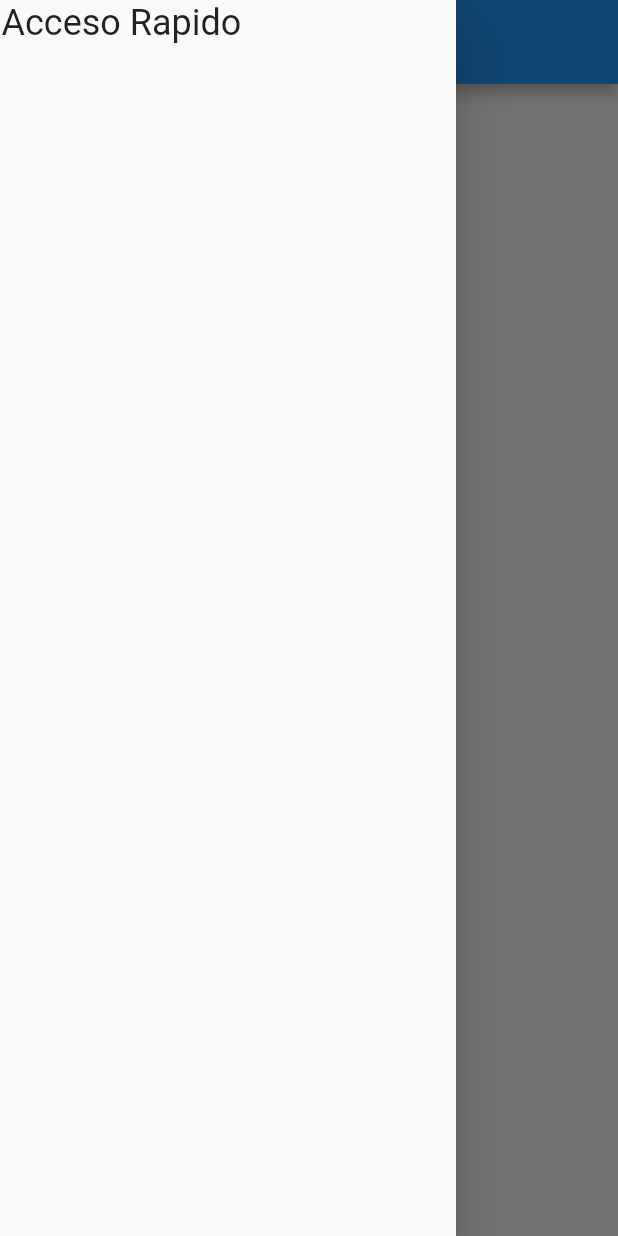
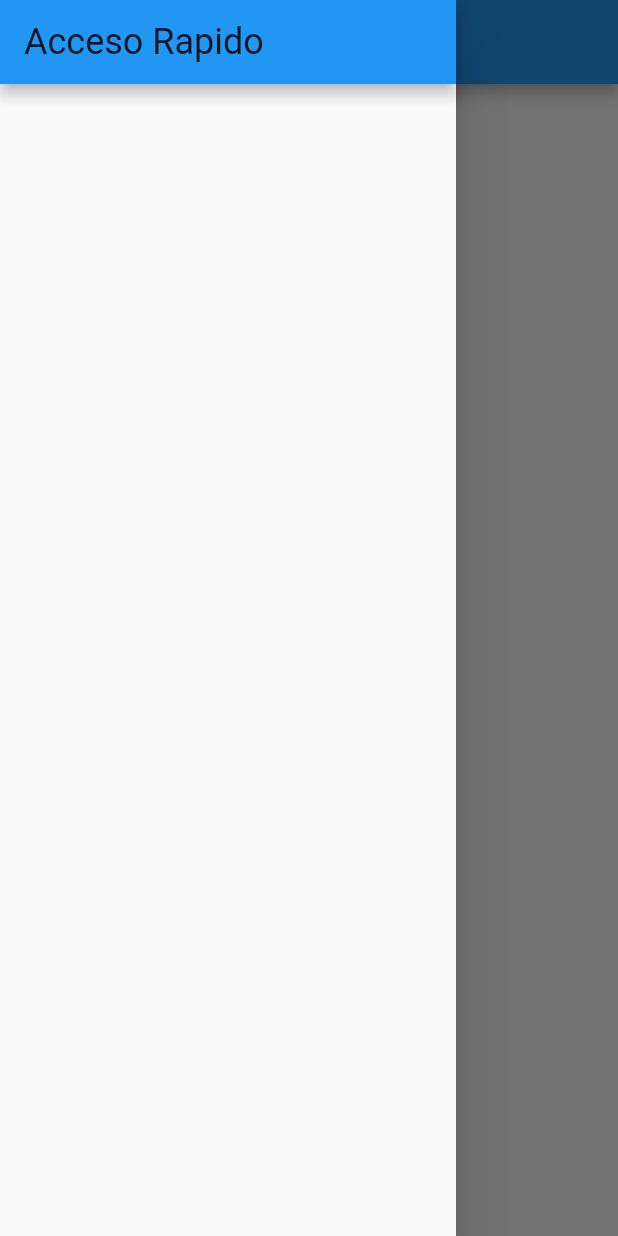
Before and after one commit to vdelanno/convida, a Flutter app: the screen it shows after launch, with the side drawer open, on a phone screen of 412 x 824 dp. Run offline on Flutter 3.47's test engine with Material 2 defaults, Android fonts, the phone set to English and light mode, and no system bars; our stand-ins replace flutter_markdown; missing offline and left inert: markdown; statements that could not run were skipped; project files that could hold a hidden picture were left out.

Commit message:
fix layout

```diff
--- a/lib/main.dart
+++ b/lib/main.dart
@@ -105,7 +105,6 @@ class MyHomePage extends StatelessWidget {
   }
 
   String markdownSearch(String text, String substr) {
-    String toSearch = substr.toLowerCase().trim();
     List<String> headers = [];
     List<String> lastHeaders = [];
     List<String> lines = [];
@@ -131,7 +130,6 @@ class MyHomePage extends StatelessWidget {
         }
       }
     });
-    print(lines);
     return lines.join("\n");
   }
 
@@ -168,11 +166,13 @@ class MyHomePage extends StatelessWidget {
           valueListenable: anchors,
           builder: (context, value, child) {
             List<Widget> children = <Widget>[
-                  Container(
-                      child: Text("Acceso Rapido",
-                          style: Theme.of(context).textTheme.headline5),
-                      padding: EdgeInsets.all(1.0),
-                      margin: EdgeInsets.only(bottom: 1.0))
+                  AppBar(
+                    automaticallyImplyLeading: false,
+                    title: Text("Acceso Rapido",
+                        style: Theme.of(context).textTheme.headline5),
+                    // padding: EdgeInsets.all(1.0),
+                    // margin: EdgeInsets.only(bottom: 1.0)
+                  )
                 ] +
                 value
                     .map<Widget>((anchor) => ListTile(
@@ -221,18 +221,20 @@ class MyHomePage extends StatelessWidget {
           // the App.build method, and use it to set our appbar title.
           title: Row(children: [
         Text("COnVIDa"),
-        Container(
-          width: 50,
-        ),
         Expanded(
-            child: SearchWidget(
-                onTextChange: (value) => searchInputUpdated(value)))
+            child: Center(
+                child: Container(
+                    constraints: BoxConstraints(minWidth: 100, maxWidth: 300),
+                    child: SearchWidget(
+                        onTextChange: (value) => searchInputUpdated(value)))))
       ])),
       body: Center(
         // Center is a layout widget. It takes a single child and positions it
         // in the middle of the parent.
-        child: Scrollbar(
-            isAlwaysShown: true, controller: controller, child: mainView),
+        child: Container(
+            constraints: BoxConstraints(minWidth: 300, maxWidth: 800),
+            child: Scrollbar(
+                isAlwaysShown: true, controller: controller, child: mainView)),
       ), // This trailing comma makes auto-formatting nicer for build methods.
     );
   }
--- a/lib/search_widget.dart
+++ b/lib/search_widget.dart
@@ -30,13 +30,13 @@ class SearchWidget extends StatelessWidget {
   @override
   Widget build(BuildContext context) {
     return TextField(
+      style: Theme.of(context).primaryTextTheme.headline6,
       controller: _searchController,
       decoration: InputDecoration(
           border: InputBorder.none,
           hintText: 'Buscar...',
           suffix: ValueListenableBuilder(
             builder: (context, isSearch, child) {
-              print(isSearch);
               if (isSearch) {
                 return GestureDetector(
                     child: Icon(Icons.search),
```
